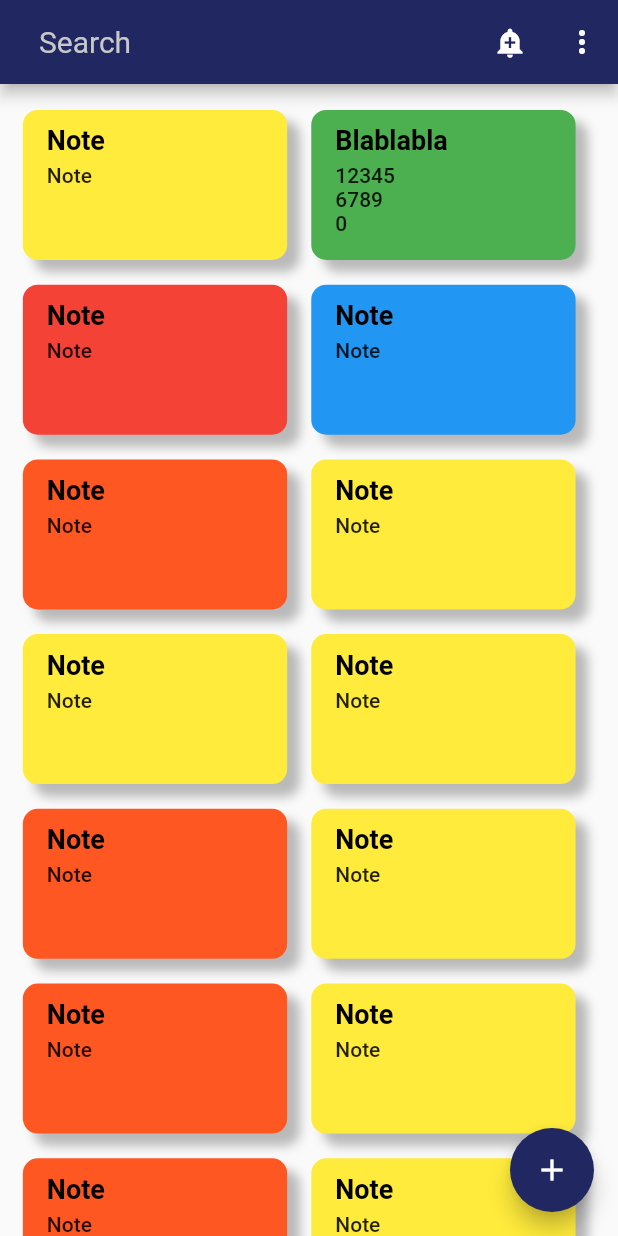
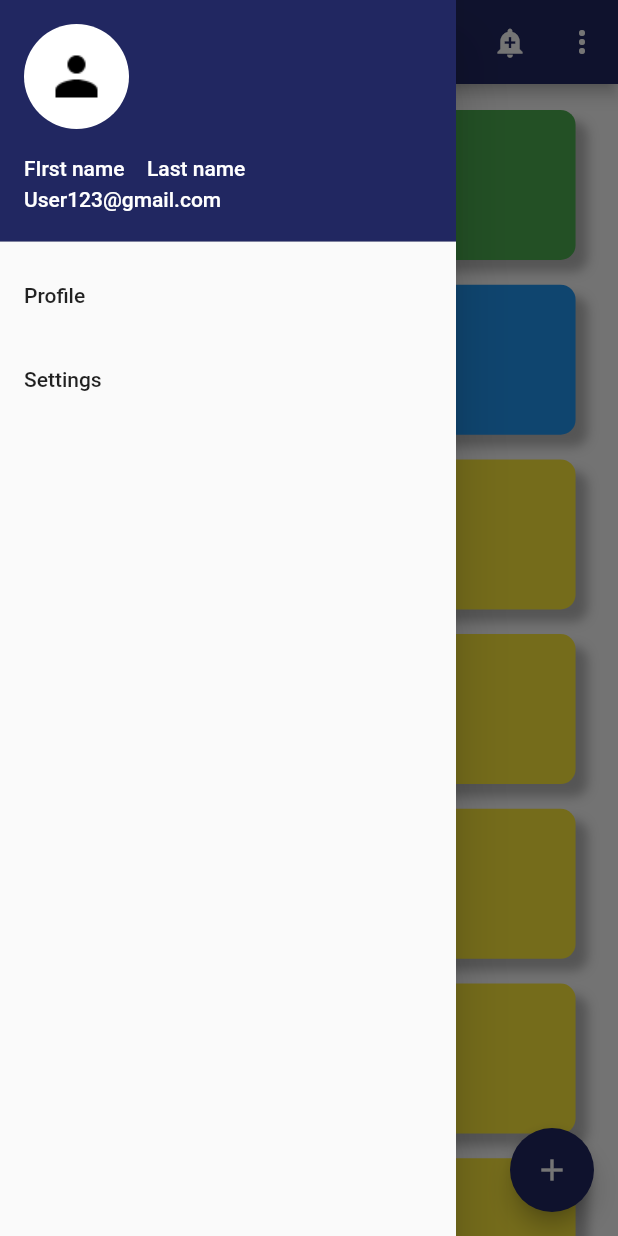
Before and after one commit to DaniilNichitenco/CrossplatformNotes, a Flutter app: the screen it shows after launch, with the side drawer open (before the commit the screen has no drawer), on a phone screen of 412 x 824 dp. Run offline on Flutter 3.47's test engine with Material 2 defaults, Android fonts, the phone set to English and light mode, and no system bars.

Commit message:
Added MenuDrawer

```diff
--- a/lib/ListCard.dart
+++ b/lib/ListCard.dart
@@ -18,7 +18,7 @@ class ListCard extends StatelessWidget {
 
     return Container(
       decoration: new BoxDecoration(
-        borderRadius: BorderRadius.circular(10),
+        borderRadius: BorderRadius.circular(10.0),
         boxShadow: [
           BoxShadow(
             color: Colors.black26,
--- a/lib/main.dart
+++ b/lib/main.dart
@@ -4,6 +4,7 @@ import 'package:flutter/services.dart';
 import 'ListCard.dart';
 import 'popup.dart';
 import 'popup_content.dart';
+import 'menuDrawer.dart';
 
 void main() => runApp(MyApp());
 Color colorTheme = Color.fromARGB(255, 33, 39, 97);
@@ -86,6 +87,7 @@ class _MyHomePageState extends State<MyHomePage> {
     );
 
     return Scaffold(
+      drawer: MenuDrawer(),
       appBar: AppBar(
         title: searchBar,
         actions: <Widget>[
--- /dev/null
+++ b/lib/menuDrawer.dart
@@ -0,0 +1,71 @@
+import 'package:flutter/cupertino.dart';
+import 'package:flutter/material.dart';
+import 'main.dart';
+
+class MenuDrawer extends StatefulWidget{
+  MenuDrawer({Key key}) : super(key: key);
+
+  @override
+  _MenuDrawerState createState() => _MenuDrawerState();
+}
+
+  class _MenuDrawerState extends State<MenuDrawer>{
+
+  @override
+    Widget build(BuildContext context) {
+
+    return Drawer(
+      child: ListView(
+        padding: EdgeInsets.zero,
+        children: <Widget>[
+          DrawerHeader(
+            child: Column(
+              crossAxisAlignment: CrossAxisAlignment.start,
+              children: <Widget>[
+                ClipRRect(
+                  borderRadius: BorderRadius.circular(100.0),
+                  child: Container(
+                    width: 70,
+                    height: 70,
+                    color: Colors.white,
+                    alignment: Alignment(0.0,0.0),
+                    child: Image.asset('images/person_black.png'),
+                  ),
+                ),
+                Container(
+                  padding: EdgeInsets.only(top: 18.0),
+                  child: Wrap(
+                    spacing: 15.0,
+                    children: <Widget>[
+                      Text("FIrst name", style: TextStyle(color: Colors.white),),
+                      Text("Last name", style: TextStyle(color: Colors.white),),
+                    ],
+                  )
+                ),
+                Container(
+                  padding: EdgeInsets.only(top: 5.0),
+                  child: Text("User123@gmail.com", style: TextStyle(color: Colors.white),),
+                )
+              ],
+            ),
+            decoration: BoxDecoration(
+              color: colorTheme,
+            ),
+          ),
+          ListTile(
+            title: Text("Profile"),
+            onTap: (){
+
+            },
+          ),
+          ListTile(
+            title: Text("Settings"),
+            onTap: (){
+
+            }
+          ),
+        ],
+      ),
+    );
+  }
+  }
--- a/pubspec.yaml
+++ b/pubspec.yaml
@@ -39,6 +39,8 @@ flutter:
   # included with your application, so that you can use the icons in
   # the material Icons class.
   uses-material-design: true
+  assets:
+   - images/
 
   # To add assets to your application, add an assets section, like this:
   # assets:
```
Also changed, not shown: images/person_black.png (added).
